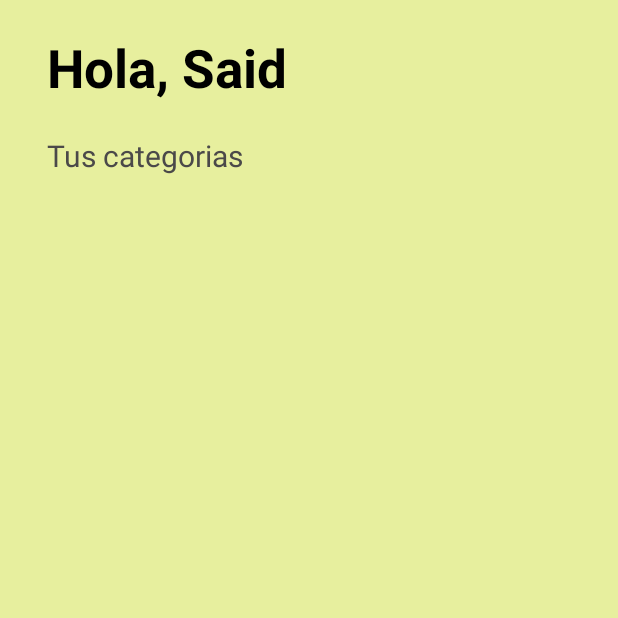
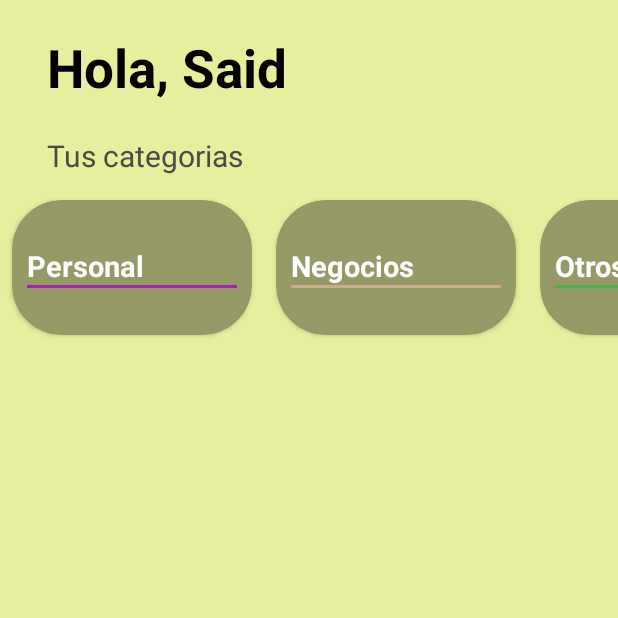
Before and after one commit to s4idl/learningBasicsKot, an Android app built with Jetpack Compose: the TodoActivity screen opened directly, with no data from a screen before it, on a phone screen of 412 x 824 dp, the top half of it. Run offline under Robolectric (Android 15) with nearby library versions, the phone set to English and light mode, and no system bars.

Commit message:
first part

```diff
--- a/app/src/main/java/com/s4id/learningbasics/todoapp/CategoriesViewHolder.kt
+++ b/app/src/main/java/com/s4id/learningbasics/todoapp/CategoriesViewHolder.kt
@@ -1,11 +1,33 @@
 package com.s4id.learningbasics.todoapp
 
 import android.view.View
+import android.widget.TextView
+import androidx.core.content.ContextCompat
 import androidx.recyclerview.widget.RecyclerView
+import com.s4id.learningbasics.R
 
 class CategoriesViewHolder(view: View) : RecyclerView.ViewHolder(view) {
 
+    private val tvCategoryName: TextView = view.findViewById(R.id.tvCategorieName)
+    private val divider: View = view.findViewById(R.id.divider)
+
     fun render(taskCategory: TaskCategory){
-
+        when (taskCategory){
+            TaskCategory.Bussines -> {
+                tvCategoryName.text = "Negocios"
+                divider.setBackgroundColor(
+                    ContextCompat.getColor(divider.context, R.color.todo_business_category) )
+            }
+            TaskCategory.Other -> {
+                tvCategoryName.text = "Otros"
+                divider.setBackgroundColor(
+                    ContextCompat.getColor(divider.context, R.color.todo_other_category) )
+            }
+            TaskCategory.Personal -> {
+                tvCategoryName.text = "Personal"
+                divider.setBackgroundColor(
+                    ContextCompat.getColor(divider.context, R.color.todo_personal_category) )
+            }
+        }
     }
 }
--- a/app/src/main/java/com/s4id/learningbasics/todoapp/TodoActivity.kt
+++ b/app/src/main/java/com/s4id/learningbasics/todoapp/TodoActivity.kt
@@ -5,25 +5,36 @@ import androidx.activity.enableEdgeToEdge
 import androidx.appcompat.app.AppCompatActivity
 import androidx.core.view.ViewCompat
 import androidx.core.view.WindowInsetsCompat
+import androidx.recyclerview.widget.LinearLayoutManager
 import androidx.recyclerview.widget.RecyclerView
 import com.s4id.learningbasics.R
 
 class TodoActivity : AppCompatActivity() {
 
+    private val categories = listOf(
+        TaskCategory.Personal,
+        TaskCategory.Bussines,
+        TaskCategory.Other
+    )
+
     private lateinit var rvCategories : RecyclerView
+    private lateinit var categoriesAdapter: CategoriesAdapter
 
     override fun onCreate(savedInstanceState: Bundle?) {
         super.onCreate(savedInstanceState)
         setContentView(R.layout.activity_todo)
+        initUI()
         initComponent()
-        initUI()
     }
 
     private fun initUI() {
-        TODO("Not yet implemented")
+        categoriesAdapter = CategoriesAdapter(categories)
     }
 
     private fun initComponent() {
         rvCategories = findViewById(R.id.rvCategories)
+        rvCategories.layoutManager = LinearLayoutManager(this, LinearLayoutManager.HORIZONTAL, false)
+        rvCategories.adapter = categoriesAdapter
+
     }
 }
--- a/app/src/main/res/layout/item_task_categorie.xml
+++ b/app/src/main/res/layout/item_task_categorie.xml
@@ -4,12 +4,15 @@
     xmlns:tools="http://schemas.android.com/tools"
     android:layout_width="160dp"
     android:layout_height="90dp"
+    android:layout_marginHorizontal="8dp"
+    android:layout_marginVertical="16dp"
     app:cardBackgroundColor="@color/todo_background_card"
     app:cardCornerRadius="33dp">
     <LinearLayout
         android:layout_width="match_parent"
         android:layout_height="match_parent"
         android:gravity="center_vertical"
+        android:layout_margin="10dp"
         android:orientation="vertical">
 
         <TextView
```
